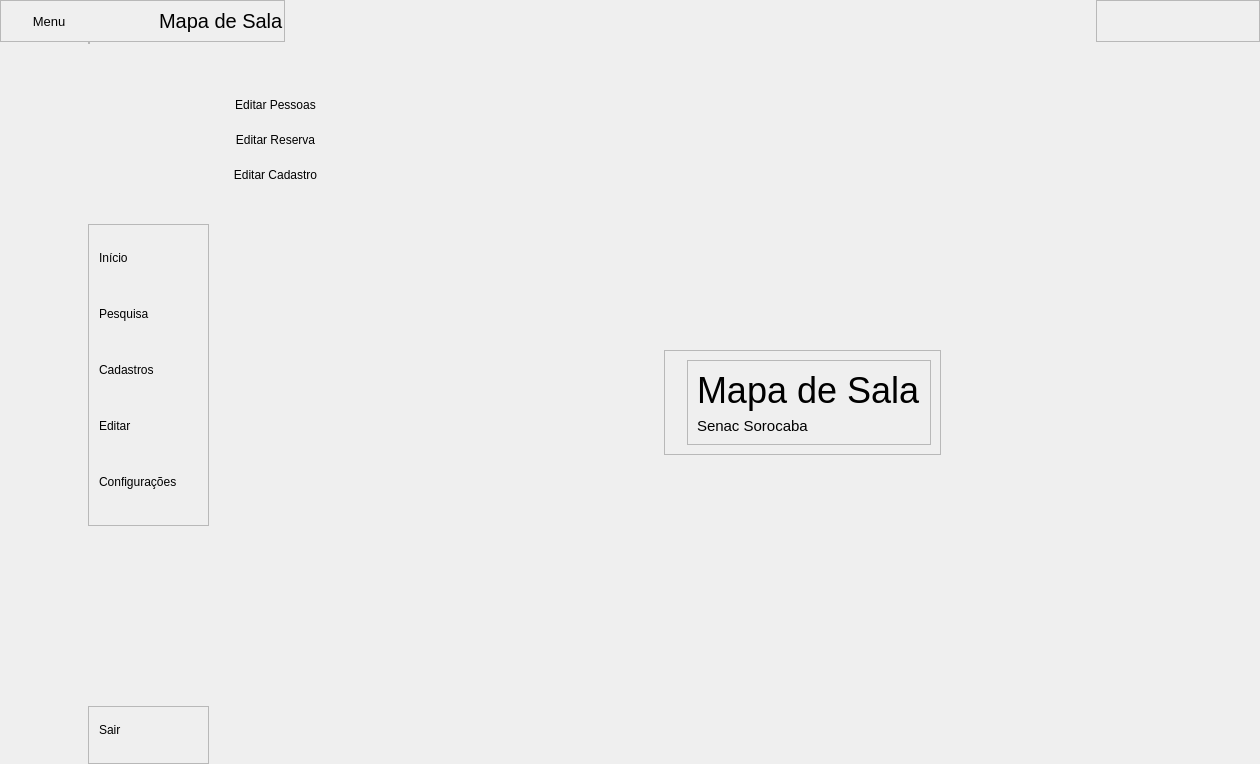
Senac-SOR-ADS/Mapa-de-Sala, file App/view/ui/home.ui: the form before one commit.
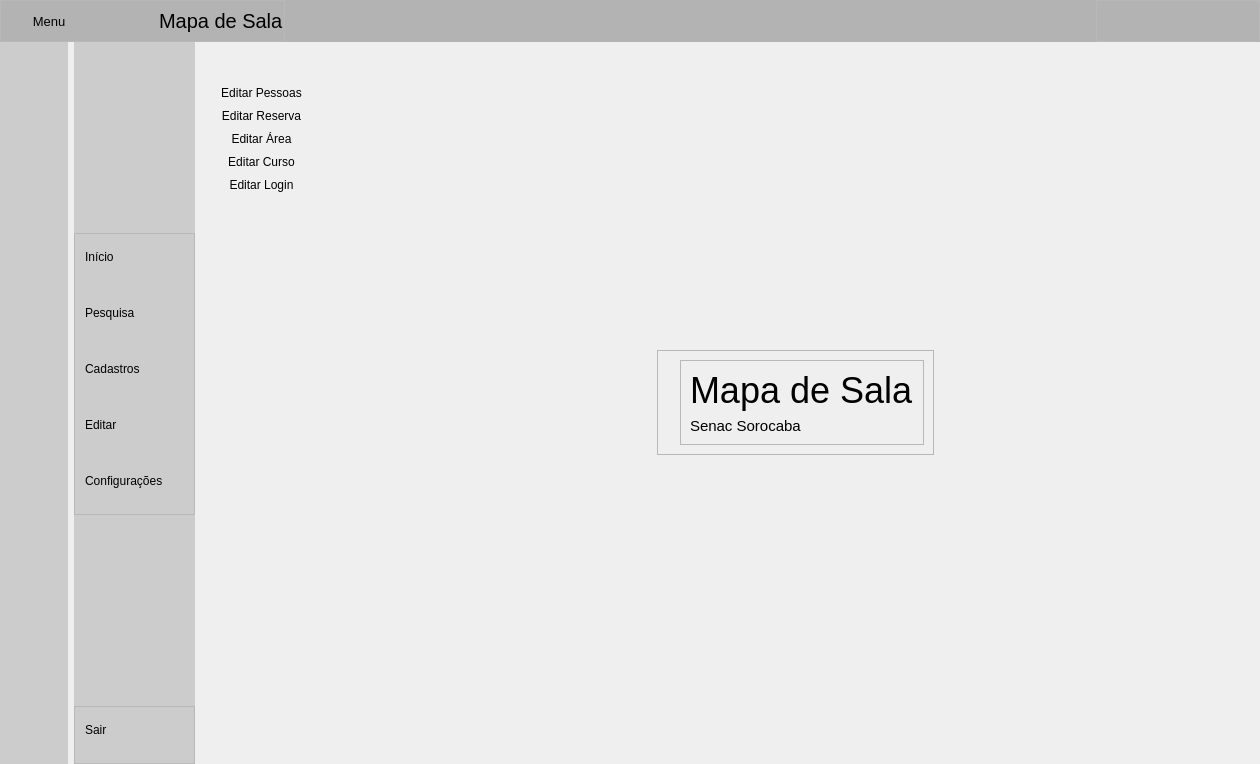
The form after the commit. The open tabs and pages were chosen to show the change. Icons and pictures are not drawn.

Commit message:
criando telas de editar
aproveitei pra arruar uma tabulação inexistente q estava em uma label  na tela de reservas

Patch:
```diff
--- a/App/view/ui/home.ui
+++ b/App/view/ui/home.ui
@@ -18,8 +18,20 @@
 	padding: 5px 10px;
 	text-align: left;
 	margin-bottom: 10px;
-	margin-top-left-radius: 10px;
-	margin-bottom-left-radius: 10px;
+	border-top-left-radius: 10px;
+	border-bottom-left-radius: 10px;
+}
+
+#cabecalho {
+	background-color: rgb(179, 179, 179);
+}
+
+#logoTitulo, #btnsJanela {
+	backgroud-color: transparent;
+}
+
+#menuSimples, #subMenuLateral {
+	background-color: #ccc;
 }
 
 #btnFecharPagina:hover {
@@ -424,6 +436,9 @@
              <property name="spacing">
               <number>6</number>
              </property>
+             <property name="leftMargin">
+              <number>0</number>
+             </property>
              <property name="topMargin">
               <number>0</number>
              </property>
@@ -433,9 +448,22 @@
              <property name="bottomMargin">
               <number>0</number>
              </property>
-             <item alignment="Qt::AlignVCenter">
+             <item>
               <widget class="QWidget" name="menuSimples" native="true">
                <layout class="QVBoxLayout" name="verticalLayout_11">
+                <item>
+                 <spacer name="verticalSpacer_4">
+                  <property name="orientation">
+                   <enum>Qt::Vertical</enum>
+                  </property>
+                  <property name="sizeHint" stdset="0">
+                   <size>
+                    <width>20</width>
+                    <height>40</height>
+                   </size>
+                  </property>
+                 </spacer>
+                </item>
                 <item alignment="Qt::AlignHCenter|Qt::AlignVCenter">
                  <widget class="QPushButton" name="btnHome">
                   <property name="minimumSize">
@@ -618,7 +646,7 @@
                  <number>0</number>
                 </property>
                 <property name="leftMargin">
-                 <number>5</number>
+                 <number>0</number>
                 </property>
                 <property name="topMargin">
                  <number>0</number>
@@ -629,33 +657,6 @@
                 <property name="bottomMargin">
                  <number>0</number>
                 </property>
-                <item alignment="Qt::AlignLeft|Qt::AlignTop">
-                 <widget class="QFrame" name="frame_2">
-                  <property name="frameShape">
-                   <enum>QFrame::StyledPanel</enum>
-                  </property>
-                  <property name="frameShadow">
-                   <enum>QFrame::Raised</enum>
-                  </property>
-                  <layout class="QVBoxLayout" name="verticalLayout_5">
-                   <property name="spacing">
-                    <number>0</number>
-                   </property>
-                   <property name="leftMargin">
-                    <number>0</number>
-                   </property>
-                   <property name="topMargin">
-                    <number>0</number>
-                   </property>
-                   <property name="rightMargin">
-                    <number>0</number>
-                   </property>
-                   <property name="bottomMargin">
-                    <number>0</number>
-                   </property>
-                  </layout>
-                 </widget>
-                </item>
                 <item>
                  <spacer name="verticalSpacer">
                   <property name="orientation">
@@ -691,13 +692,13 @@
                     <number>0</number>
                    </property>
                    <property name="topMargin">
-                    <number>10</number>
+                    <number>0</number>
                    </property>
                    <property name="rightMargin">
                     <number>0</number>
                    </property>
                    <property name="bottomMargin">
-                    <number>10</number>
+                    <number>0</number>
                    </property>
                    <item>
                     <widget class="QPushButton" name="btnIncio">
@@ -1057,7 +1058,27 @@
                        <cursorShape>PointingHandCursor</cursorShape>
                       </property>
                       <property name="text">
-                       <string>Editar Cadastro</string>
+                       <string>Editar Área</string>
+                      </property>
+                     </widget>
+                    </item>
+                    <item>
+                     <widget class="QPushButton" name="btnEditaCurso">
+                      <property name="cursor">
+                       <cursorShape>PointingHandCursor</cursorShape>
+                      </property>
+                      <property name="text">
+                       <string>Editar Curso</string>
+                      </property>
+                     </widget>
+                    </item>
+                    <item>
+                     <widget class="QPushButton" name="btnEditarLogin">
+                      <property name="cursor">
+                       <cursorShape>PointingHandCursor</cursorShape>
+                      </property>
+                      <property name="text">
+                       <string>Editar Login</string>
                       </property>
                      </widget>
                     </item>
```
Left out of the diff: 18 changed lines with no effect on the pictures. The commit also changes 11 other files.
